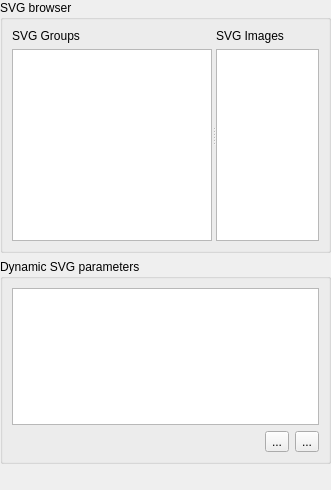
This is src/ui/symbollayer/widget_svgselector.ui in qgis/QGIS as Qt 5 draws it before an edit. The edited form follows.
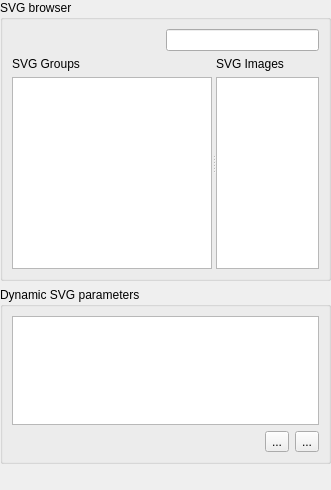
This is the edited form. Icons and pictures are not drawn. Custom widgets are drawn as their Qt base class.

Commit message: add filter line edit to UI

What changed in the file:
```diff
--- a/src/ui/symbollayer/widget_svgselector.ui
+++ b/src/ui/symbollayer/widget_svgselector.ui
@@ -38,7 +38,7 @@
       <string>SVG browser</string>
      </property>
      <layout class="QGridLayout" name="gridLayout_2">
-      <item row="0" column="0">
+      <item row="1" column="0">
        <widget class="QSplitter" name="splitter">
         <property name="orientation">
          <enum>Qt::Horizontal</enum>
@@ -129,6 +129,30 @@
         </widget>
        </widget>
       </item>
+      <item row="0" column="0">
+       <layout class="QHBoxLayout" name="horizontalLayout">
+        <item>
+         <spacer name="horizontalSpacer_2">
+          <property name="orientation">
+           <enum>Qt::Horizontal</enum>
+          </property>
+          <property name="sizeHint" stdset="0">
+           <size>
+            <width>40</width>
+            <height>20</height>
+           </size>
+          </property>
+         </spacer>
+        </item>
+        <item>
+         <widget class="QgsFilterLineEdit" name="mSvgFilterLineEdit">
+          <property name="showSearchIcon" stdset="0">
+           <bool>true</bool>
+          </property>
+         </widget>
+        </item>
+       </layout>
+      </item>
      </layout>
     </widget>
    </item>
@@ -220,6 +244,11 @@
    <header location="global">qgscollapsiblegroupbox.h</header>
    <container>1</container>
   </customwidget>
+  <customwidget>
+   <class>QgsFilterLineEdit</class>
+   <extends>QLineEdit</extends>
+   <header>qgsfilterlineedit.h</header>
+  </customwidget>
  </customwidgets>
  <resources>
   <include location="../../../images/images.qrc"/>
```
